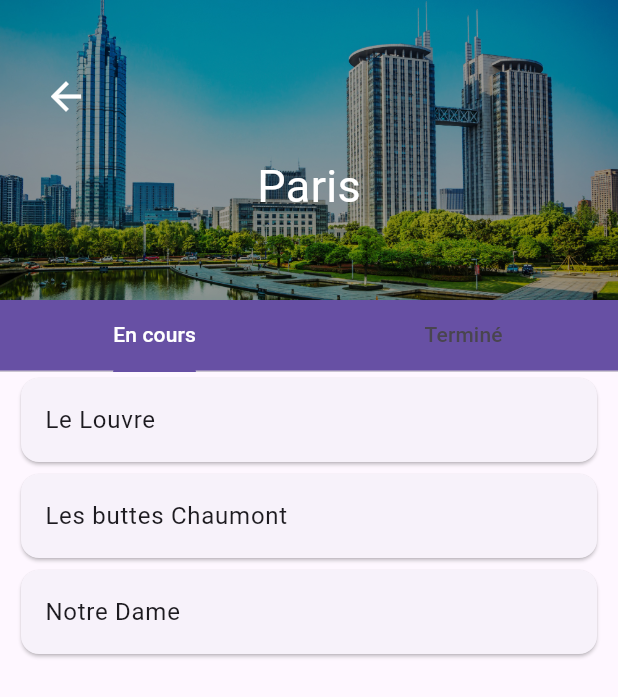
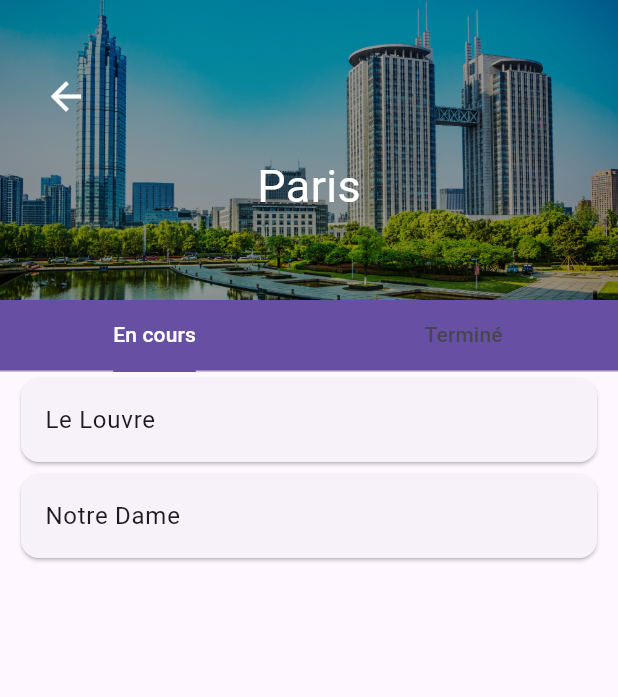
Before and after one commit to TrigoYodila/learning-flutter-project-dynma, a Flutter app: the TripsView screen opened by its route, after a tap on "Paris", on a phone screen of 412 x 824 dp. Shown: the top 697 px of the screen. Run offline on Flutter 3.47's test engine with Material 3 defaults, Android fonts, the phone set to English and light mode, and no system bars.

Commit message:
fixing refcator

```diff
--- a/lib/data/data.dart
+++ b/lib/data/data.dart
@@ -1,4 +1,5 @@
 import 'package:first_project/models/city_model.dart';
+import 'package:first_project/models/trip_model.dart';
 
 import '../models/activity_model.dart';
 
@@ -160,3 +161,33 @@ List<City> cities = [
   ),
 ]),
 ];
+
+
+ List<Trip> trips = [
+    Trip(city: 'Paris', activities: [
+      Activity(
+    image: 'assets/images/activities/act1.jpg',
+    name: 'Le Louvre',
+    id: 'a1',
+    city: 'Paris',
+    price: 12.00,
+  ),
+  Activity(
+    image: 'assets/images/activities/act2.jpg',
+    name: 'Les buttes Chaumont',
+    id: 'a2',
+    city: 'Paris',
+    price: 5.00,
+    status:ActivityStatus.done
+  ),
+  Activity(
+    image: 'assets/images/activities/act3.jpg',
+    name: 'Notre Dame',
+    id: 'a3',
+    city: 'Paris',
+    price: 15.00,
+  ),
+    ], date: DateTime.now().add(Duration(days: 1))),
+    Trip(city: 'Lyon', activities: [], date: DateTime.now().add(Duration(days: 2))),
+    Trip(city: 'Nice', activities: [], date: DateTime.now().subtract(Duration(days: 1)))
+  ];
--- a/lib/main.dart
+++ b/lib/main.dart
@@ -1,12 +1,13 @@
 
 // import './widgets/data.dart';
-import 'package:first_project/models/activity_model.dart';
 import 'package:first_project/models/city_model.dart';
-import 'package:first_project/models/trip_model.dart';
+import 'package:first_project/providers/city_provider.dart';
+import 'package:first_project/providers/trip_provider.dart';
 import 'package:first_project/views/404/not_found.dart';
 import 'package:first_project/views/city/widgets/city.dart';
+import 'package:first_project/views/trip/trip_view.dart';
 import 'package:first_project/views/trips/trips_view.dart';
-import './views/trip/trip_view.dart';
+import 'package:provider/provider.dart';
 import 'package:flutter/material.dart';
 import 'views/home/home.dart';
 import './data/data.dart' as data;
@@ -25,108 +26,30 @@ class DymaTrip extends StatefulWidget {
 }
 
 class _DymaTripState extends State<DymaTrip> {
-  // This widget is the root of your application.
-  List<Trip> trips = [
-    Trip(city: 'Paris', activities: [
-      Activity(
-    image: 'assets/images/activities/act1.jpg',
-    name: 'Le Louvre',
-    id: 'a1',
-    city: 'Paris',
-    price: 12.00,
-  ),
-  Activity(
-    image: 'assets/images/activities/act2.jpg',
-    name: 'Les buttes Chaumont',
-    id: 'a2',
-    city: 'Paris',
-    price: 5.00,
-  ),
-  Activity(
-    image: 'assets/images/activities/act3.jpg',
-    name: 'Notre Dame',
-    id: 'a3',
-    city: 'Paris',
-    price: 15.00,
-  ),
-    ], date: DateTime.now().add(Duration(days: 1))),
-    Trip(city: 'Lyon', activities: [], date: DateTime.now().add(Duration(days: 2))),
-    Trip(city: 'Nice', activities: [], date: DateTime.now().subtract(Duration(days: 1)))
-  ];
-
-  void addTrip(Trip trip){
-    setState(() {
-      trips.add(trip);
-    });
-  }
 
   @override
   Widget build(BuildContext context) {
-    return MaterialApp(
-      //  theme: ThemeData(
-      //   appBarTheme: AppBarTheme(
-      //     titleTextStyle: TextStyle(fontSize: 30)
-      //   ),
-      //   primarySwatch: Colors.red,
-      //   textTheme: TextTheme(
-      //     bodySmall: TextStyle(color: Colors.green)
-      //   )
-      // ),
-      debugShowCheckedModeBanner: false,
-      // home: Home(),
-      routes: {
-        // '/city':(context) => CityView()
-        '/':(context){
-          return Home(cities:widget.cities);
-        }
-      },
-      onGenerateRoute: (settings) {
-
-        switch (settings.name){
-          case CityView.routeName : {
-              return MaterialPageRoute(
-                builder: (context){
-                  final city = settings.arguments;
-                  return CityView(city: city as City, addTrip:addTrip);
-                }
-              );
-          }
-
-          case TripsView.routeName : {
-             return MaterialPageRoute(
-                builder: (context){
-                  // final city = settings.arguments;
-                  return TripsView(trips:trips);
-                }
-              );
-          }
-
-          case TripView.routeName: {
-              return MaterialPageRoute(
-                builder: (context) {
-                  final args = settings.arguments as Map<String, String>? ?? {};
-                  String tripId = args['tripId'] ?? '';
-                  String cityName = args['cityName'] ?? '';
-
-                  return TripView(
-                    trip: trips.firstWhere((trip) => trip.id == tripId), // firstWhere au lieu de where
-                    city: widget.cities.firstWhere((city) => city.name == cityName)
-                  );
-                }
-              );
-            }
-
-        }
-
-        return null;
-      },
-      onUnknownRoute:(settings){
-        return MaterialPageRoute(builder: (context){
-          return NotFound();
-        });
-      },
-      // home: Data(child: City()),
-      // home:CityView(),
+    return
+    MultiProvider(
+      providers: [
+        ChangeNotifierProvider.value(value: CityProvider()),
+        ChangeNotifierProvider.value(value: TripProvider()),
+      ],
+      child: ChangeNotifierProvider(
+        create: (context){},
+        child: MaterialApp(
+        debugShowCheckedModeBanner: false,
+        routes: {
+          '/':(context) =>Home(),
+          CityView.routeName : (_) => CityView(),
+          TripsView.routeName : (_) => TripsView(),
+          TripView.routeName : (_) => TripView()
+        },
+        onUnknownRoute: (_) => MaterialPageRoute(
+          builder: (_) => const NotFound(),
+        ),
+      ),
+      ),
     );
   }
 }
--- a/lib/models/activity_model.dart
+++ b/lib/models/activity_model.dart
@@ -10,5 +10,5 @@ class Activity {
   double price;
   ActivityStatus status;
 
-  Activity({required this.name, required this.image, required this.city, required this.id, required this.price}) : status = ActivityStatus.ongoing;
+  Activity({required this.name, required this.image, required this.city, required this.id, required this.price, this.status = ActivityStatus.ongoing});
 }
--- a/lib/models/trip_model.dart
+++ b/lib/models/trip_model.dart
@@ -3,11 +3,11 @@ import 'package:flutter/cupertino.dart';
 
 class Trip {
   String id;
-  String city;
+  String? city;
   List<Activity> activities;  // liste des ids des activités
   DateTime date;   // nombre de millisecondes ecouler depuis 1970
   Trip({
-    required this.city,
+    this.city,
     required this.activities,
     required this.date,
     String? id,
--- /dev/null
+++ b/lib/providers/city_provider.dart
@@ -0,0 +1,19 @@
+import 'dart:collection';
+import 'package:first_project/models/city_model.dart';
+import 'package:flutter/foundation.dart';
+import '../data/data.dart' as data;
+
+class CityProvider with ChangeNotifier {
+
+  final List<City> _cities = data.cities;
+
+  UnmodifiableListView<City> get cities => UnmodifiableListView(_cities);  // rend immutable la liste des éléments
+
+  City getCityByName(String cityName) => cities.firstWhere((city) => city.name == cityName);
+
+  // @override
+  // void notifyListeners() {
+
+  //   super.notifyListeners();
+  // }
+}
--- /dev/null
+++ b/lib/providers/trip_provider.dart
@@ -0,0 +1,27 @@
+import 'dart:collection';
+
+import 'package:first_project/models/activity_model.dart';
+import 'package:first_project/models/trip_model.dart';
+import '../data/data.dart' as data;
+import 'package:flutter/foundation.dart';
+
+class TripProvider with ChangeNotifier {
+
+  final List<Trip> _trips = data.trips;
+
+  UnmodifiableListView<Trip> get trips => UnmodifiableListView(_trips);
+
+  void addTrip(Trip trip) {
+    _trips.add(trip);  // notifier tous les éléments qui ecoutent le provider.
+    notifyListeners();  // les widgets qui ecoutent seront rebuild quand il y'a une mise à jour
+  }
+
+  Trip getById(String tripId){
+    return trips.firstWhere((trip) => trip.id == tripId);
+  }
+
+  void setActivityToDone(Activity activity) {
+    activity.status = ActivityStatus.done;
+    notifyListeners();
+  }
+}
--- a/lib/views/home/widgets/city_card.dart
+++ b/lib/views/home/widgets/city_card.dart
@@ -28,7 +28,9 @@ class CityCard extends StatelessWidget {
                     Navigator.pushNamed(
                       context,
                       '/city',
-                      arguments: city
+                      arguments: {
+                        'cityName': city.name,
+                      },
                     );
                   },
                 ),
--- a/lib/views/trip/trip_view.dart
+++ b/lib/views/trip/trip_view.dart
@@ -1,29 +1,34 @@
-import 'package:first_project/models/city_model.dart';
 import 'package:first_project/models/trip_model.dart';
+import 'package:first_project/providers/city_provider.dart';
+import 'package:first_project/providers/trip_provider.dart';
 import 'package:first_project/views/trip/widgets/trip_activities.dart';
 import 'package:first_project/views/trip/widgets/trip_city_bar.dart';
 import 'package:flutter/material.dart';
+import 'package:provider/provider.dart';
 
-class TripView extends StatefulWidget {
+
+
+class TripView extends StatelessWidget {
   static const String routeName = '/trip';
-  final Trip trip;
-  final City city;
 
-  const TripView({super.key, required this.city, required this.trip});
+  const TripView({super.key});
 
   @override
-  State<TripView> createState() => _TripViewState();
-}
+  Widget build(BuildContext context) {
+    final args = ModalRoute.of(context)!.settings.arguments as Map<String, dynamic>;
 
-class _TripViewState extends State<TripView> {
-  @override
-  Widget build(BuildContext context) {
+    final String cityName = args['cityName'] as String;
+    final String tripId   = args['tripId'] as String;
+
+    final city = Provider.of<CityProvider>(context).getCityByName(cityName);
+    final Trip trip = Provider.of<TripProvider>(context).getById(tripId);
+
     return Scaffold(
       body: SingleChildScrollView(
         child: Column(
           children: <Widget>[
-            TripCityBar(city: widget.city),
-            TripActivities(activities:widget.trip.activities),
+            TripCityBar(city: city),
+            TripActivities(activities:trip.activities),
           ],
         ),
       ),
--- a/lib/views/trip/widgets/trip_activities.dart
+++ b/lib/views/trip/widgets/trip_activities.dart
@@ -28,8 +28,10 @@ class TripActivities extends StatelessWidget {
                 child: TabBarView(
                   physics: NeverScrollableScrollPhysics(),
                   children: <Widget>[
-                    TripActivityList(activities: activities),
-                    TripActivityList(activities: activities)
+                    TripActivityList(activities: activities.where((activity) => activity.status == ActivityStatus.ongoing).toList(),
+                    filter: ActivityStatus.ongoing,),
+                    TripActivityList(activities: activities.where((activity) => activity.status == ActivityStatus.done).toList(),
+                    filter: ActivityStatus.ongoing,)
                   ]
                 ),
               )
--- a/lib/views/trip/widgets/trip_activity_list.dart
+++ b/lib/views/trip/widgets/trip_activity_list.dart
@@ -1,11 +1,14 @@
 import 'package:first_project/models/activity_model.dart';
+import 'package:first_project/providers/trip_provider.dart';
 import 'package:flutter/material.dart';
+import 'package:provider/provider.dart';
 
 class TripActivityList extends StatelessWidget {
 
   final List<Activity> activities;
+  final ActivityStatus filter;
 
-  const TripActivityList({super.key, required this.activities});
+  const TripActivityList({super.key, required this.activities, required this.filter});
 
   @override
   Widget build(BuildContext context) {
@@ -15,7 +18,7 @@ class TripActivityList extends StatelessWidget {
         Activity activity = activities[i];
         return Container(
           margin: EdgeInsets.symmetric(horizontal: 10),
-          child: Dismissible(
+          child: filter == ActivityStatus.ongoing ? Dismissible(
             direction: DismissDirection.endToStart,
             background: Container(
               padding: EdgeInsets.symmetric(horizontal: 15),
@@ -31,7 +34,12 @@ class TripActivityList extends StatelessWidget {
             ),
             onDismissed: (_){
               print('dismiss');
+              Provider.of<TripProvider>(context, listen: false).setActivityToDone(activity);
             },
+          ) : Card(
+            child: ListTile(
+              title: Text(activity.name),
+            ),
           ),
         );
       }
--- a/lib/views/trips/trips_view.dart
+++ b/lib/views/trips/trips_view.dart
@@ -1,21 +1,19 @@
 import 'package:first_project/models/trip_model.dart';
+import 'package:first_project/providers/trip_provider.dart';
 import 'package:first_project/views/trips/widgets/trip_list.dart';
 import 'package:first_project/widgetts/dyma_drawer.dart';
 import 'package:flutter/material.dart';
+import 'package:provider/provider.dart';
 
-class TripsView extends StatefulWidget {
-  static const String routeName = '/trips';
-  final List<Trip> trips;
+class TripsView extends StatelessWidget {
 
-  const TripsView({super.key, required this.trips});
+   static const String routeName = '/trips';
+
+   const TripsView({super.key});
 
   @override
-  State<TripsView> createState() => _TripsViewState();
-}
-
-class _TripsViewState extends State<TripsView> {
-  @override
   Widget build(BuildContext context) {
+    List<Trip> trips = Provider.of<TripProvider>(context).trips;
     return DefaultTabController(
       length: 2,
       child: Scaffold(
@@ -28,8 +26,8 @@ class _TripsViewState extends State<TripsView> {
       ),
       drawer: DymaDrawer(),
       body: TabBarView(children: <Widget>[
-        TripList(trips: widget.trips.where((trip) => DateTime.now().isBefore(trip.date)).toList()),
-        TripList(trips: widget.trips.where((trip) => DateTime.now().isAfter(trip.date)).toList())
+        TripList(trips: trips.where((trip) => DateTime.now().isBefore(trip.date)).toList()),
+        TripList(trips: trips.where((trip) => DateTime.now().isAfter(trip.date)).toList())
       ]
       )),
     );
--- a/lib/views/trips/widgets/trip_list.dart
+++ b/lib/views/trips/widgets/trip_list.dart
@@ -15,7 +15,7 @@ class TripList extends StatelessWidget {
       itemBuilder: (context, i){
         var trip = trips[i];
         return ListTile(
-          title: Text(trip.city),
+          title: Text(trip.city as String),
           subtitle: trip.date != null ? Text(DateFormat("d/M/y").format(trip.date)) : null,
           trailing: Icon(Icons.info),
           onTap: (){
--- a/pubspec.yaml
+++ b/pubspec.yaml
@@ -35,6 +35,7 @@ dependencies:
   # Use with the CupertinoIcons class for iOS style icons.
   cupertino_icons: ^1.0.8
   intl: ^0.20.2
+  provider: ^6.1.5+1
 
 dev_dependencies:
   flutter_test:
```
Also changed, not shown: lib/views/city/widgets/city.dart (+20 -60 lines), lib/views/home/home.dart (+9 -9 lines), pubspec.lock.
